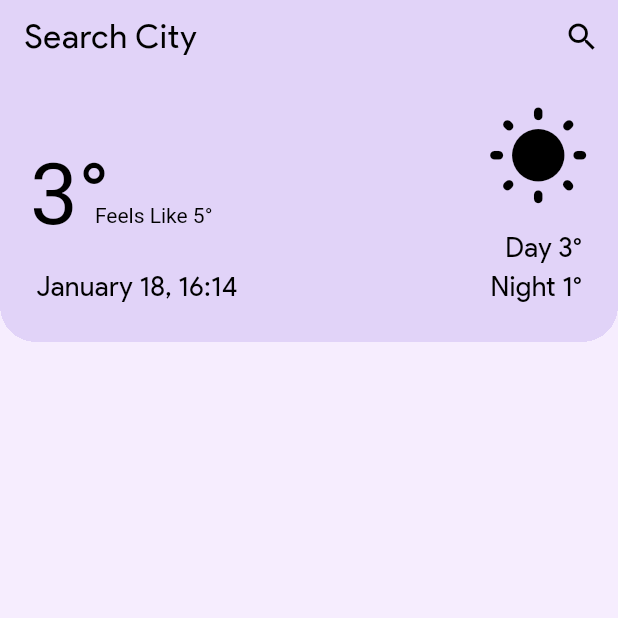
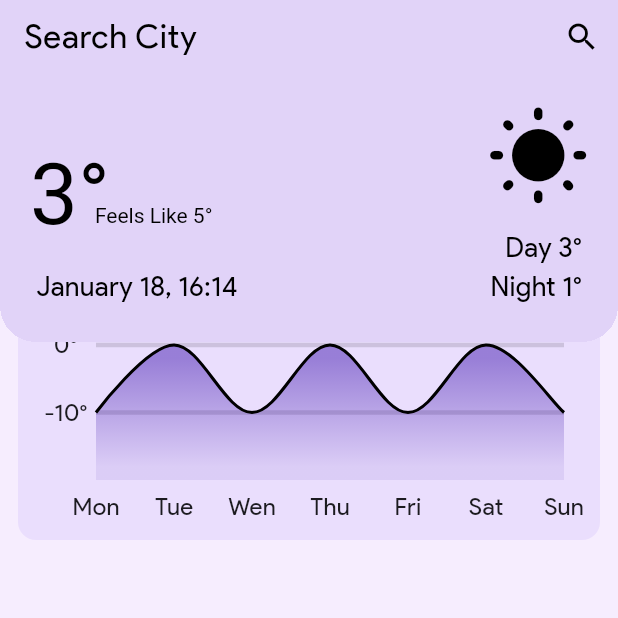
Before and after one commit to eatureide/github_client, a Flutter app: the screen it shows after launch, scrolled down 576 dp, on a phone screen of 412 x 824 dp, the top half of it. Run offline on Flutter 3.47's test engine with Material 3 defaults, Android fonts, the phone set to English and light mode, and no system bars; drawn by our look-alikes of fl_chart; our stand-ins replace dio, geolocator.

Commit message:
新增图表

```diff
--- /dev/null
+++ b/lib/component/curve.dart
@@ -0,0 +1,150 @@
+import 'package:fl_chart/fl_chart.dart';
+import 'package:flutter/material.dart';
+
+curveComponent() {
+  // 定义图表数据 (x, y)
+  List<FlSpot> spots = [
+    FlSpot(1, 1),
+    FlSpot(2, 2),
+    FlSpot(3, 1),
+    FlSpot(4, 2),
+    FlSpot(5, 1),
+    FlSpot(6, 2),
+    FlSpot(7, 1),
+  ];
+
+  List<String> week = ['Mon', 'Tue', 'Wen', 'Thu', 'Fri', 'Sat', 'Sun'];
+
+  return Container(
+    height: 220,
+    color: Colors.transparent,
+    child: LineChart(
+      duration: Duration(milliseconds: 1000), // 设置动画持续时间为 800ms
+      curve: Curves.easeInOut, // 设置动画曲线为缓入缓出
+      LineChartData(
+        // 1. 数据配置
+        lineBarsData: [
+          LineChartBarData(
+            spots: spots, // 使用上面定义的数据点
+            isCurved: true, // 启用曲线平滑效果
+            barWidth: 2, // 曲线宽度
+            color: Colors.black, // 曲线颜色
+            dotData: FlDotData(show: false), // 隐藏数据点上的小圆点
+            belowBarData: BarAreaData(
+              show: true,
+              gradient: LinearGradient(
+                stops: [0.1, 0.9], // 停止位置：
+                colors: [
+                  Color.fromARGB(110, 44, 0, 165), // 渐变起始颜色 (上方)
+                  Color.fromARGB(20, 44, 0, 165), // 渐变结束颜色 (下方)
+                ],
+                begin: Alignment.topCenter, // 渐变从顶部开始
+                end: Alignment.bottomCenter, // 渐变到底部结束
+              ),
+            ),
+          ),
+        ],
+
+        // 2. 标题/轴线配置 (重点修改这里)
+        titlesData: FlTitlesData(
+          // 隐藏顶部、底部和右侧标题
+          topTitles: AxisTitles(sideTitles: SideTitles(showTitles: false)),
+
+          rightTitles: AxisTitles(sideTitles: SideTitles(showTitles: false)),
+
+          bottomTitles: AxisTitles(
+            sideTitles: SideTitles(
+              showTitles: true,
+              reservedSize: 40,
+              getTitlesWidget: (value, meta) {
+                String text = '';
+                switch (value.toDouble()) {
+                  case 1:
+                    text = week[0];
+                    break;
+                  case 2:
+                    text = week[1];
+                    break;
+                  case 3:
+                    text = week[2];
+                    break;
+                  case 4:
+                    text = week[3];
+                    break;
+                  case 5:
+                    text = week[4];
+                    break;
+                  case 6:
+                    text = week[5];
+                    break;
+                  case 7:
+                    text = week[6];
+                    break;
+                }
+                return Padding(
+                  padding: EdgeInsets.only(top: 6),
+                  child: Text(
+                    text.toString(),
+                    style: TextStyle(fontSize: 16),
+                    textAlign: TextAlign.center,
+                  ),
+                );
+              },
+            ),
+          ),
+
+          // 左侧纵轴标题
+          leftTitles: AxisTitles(
+            sideTitles: SideTitles(
+              reservedSize: 40, // 为标签预留的宽度
+              showTitles: true, // 必须设置为 true 才能显示标签
+              getTitlesWidget: (value, meta) {
+                String text;
+                switch (value.toInt()) {
+                  case 1:
+                    text = '-10°';
+                    break;
+                  case 2:
+                    text = '0°';
+                    break;
+                  case 3:
+                    text = '10°';
+                    break;
+                  default:
+                    text = ''; // 其他数值不显示标签
+                    break;
+                }
+                return Text(
+                  text.toString(),
+                  style: TextStyle(fontSize: 16),
+                  textAlign: TextAlign.center,
+                );
+              },
+            ),
+          ),
+        ),
+
+        // 3. 边框配置
+        borderData: FlBorderData(show: false),
+
+        // 4. 网格线配置
+        gridData: FlGridData(
+          show: true,
+          drawVerticalLine: false,
+          drawHorizontalLine: true,
+          // 可选：进一步自定义水平网格线样式
+          getDrawingHorizontalLine: (value) {
+            return FlLine(
+              color: Color.fromARGB(255, 204, 193, 221), // 线的颜色
+              strokeWidth: 3, // 线的粗细
+            );
+          },
+        ),
+
+        // 5. 范围配置 (可选，如果不设置，fl_chart会根据数据自动调整)
+        minY: 0,
+        maxY: 4,
+      ),
+    ),
+  );
+}
--- a/lib/main.dart
+++ b/lib/main.dart
@@ -35,9 +35,9 @@ class MyApp extends StatelessWidget {
       themeMode: ThemeMode.light, // 跟随系统
       initialRoute: '/weather',
       routes: {
-        '/': (context) => HomeScreen(),
+        // '/': (context) => HomeScreen(),
         '/weather': (context) => WeatherScreen(),
-        '/sticky': (context) => StickyHeaderExample(),
+        // '/sticky': (context) => SimpleWeatherChart(),
       },
     );
   }
--- a/lib/routers/weather_screen.dart
+++ b/lib/routers/weather_screen.dart
@@ -1,6 +1,7 @@
 import 'package:flutter/material.dart';
 import 'package:github_clint_app/theme.dart';
 import 'package:flutter/cupertino.dart';
+import '../component/curve.dart';
 
 // 继承自 SliverPersistentHeaderDelegate 的类，用于实现 Header 的布局和变化逻辑
 class StickyHeaderDelegate extends SliverPersistentHeaderDelegate {
@@ -51,12 +52,14 @@ class _WeatherScreen extends State<WeatherScreen> {
   ScrollController scrollviewController = ScrollController();
   double statusBarHeight = 0;
   int pageNavBarIndex = 0;
+
+  // 当前滚动位置
+  double currentOffset = 0;
+
+  // 头部字体颜色
   Color curTempColor = Colors.white;
   Color curTempColorBlack = Colors.black;
   Color curTempColorWhite = Colors.white;
-
-  // 当前滚动位置
-  double currentOffset = 0;
 
   // 背景图当前透明度
   double headerBackgroundOpacity = 1.0;
@@ -274,9 +277,7 @@ class _WeatherScreen extends State<WeatherScreen> {
             decoration: InputDecoration(
               border: InputBorder.none,
               hintText: 'Search City',
-              hintStyle: TextStyle(
-                color: curTempColor,
-              ),
+              hintStyle: TextStyle(color: curTempColor),
               filled: true,
               fillColor: Colors.transparent,
               suffixIcon: IconButton(
@@ -430,9 +431,6 @@ class _WeatherScreen extends State<WeatherScreen> {
           footerComponent(),
           pageNavBarComponentWrap(),
           currentWeatherComponent(),
-          // currentTimeComponent(),
-          // currentHighLowTempComponent(),
-          // pageNavBarComponentWrap(),
         ],
       ),
     );
@@ -572,6 +570,39 @@ class _WeatherScreen extends State<WeatherScreen> {
     );
   }
 
+  weatherCurveComponent() {
+    return Padding(
+      padding: EdgeInsets.fromLTRB(12, 0, 12, 0),
+      child: Container(
+        decoration: BoxDecoration(
+          color: cardColor,
+          borderRadius: BorderRadius.circular(12),
+        ),
+        padding: EdgeInsets.fromLTRB(12, 12, 24, 0),
+        child: Column(
+          children: [
+            Row(
+              children: [
+                Container(
+                  width: 28,
+                  height: 28,
+                  margin: EdgeInsets.only(right: 12),
+                  decoration: BoxDecoration(
+                    color: Colors.white,
+                    borderRadius: BorderRadius.circular(28),
+                  ),
+                  child: Icon(CupertinoIcons.calendar, size: 14),
+                ),
+                Text('Day forecast', style: TextStyle(fontSize: 14)),
+              ],
+            ),
+            curveComponent(),
+          ],
+        ),
+      ),
+    );
+  }
+
   @override
   Widget build(BuildContext context) {
     return Scaffold(
@@ -596,6 +627,8 @@ class _WeatherScreen extends State<WeatherScreen> {
                   pageNavBarComponent(),
                   SizedBox(height: 16, key: navBarKey),
                   detailComponent(),
+                  SizedBox(height: 16),
+                  weatherCurveComponent(),
                   SizedBox(height: 1000),
                 ],
               ),
--- a/pubspec.yaml
+++ b/pubspec.yaml
@@ -32,6 +32,7 @@ dependencies:
     sdk: flutter
 
   path_provider: ^2.1.1 # 使用当前最新版本
+  fl_chart: ^0.67.0 # 請使用最新版本
   # The following adds the Cupertino Icons font to your application.
   # Use with the CupertinoIcons class for iOS style icons.
   cupertino_icons: ^1.0.8
```
Also changed, not shown: lib/routers/sticky_screen.dart (+174 -96 lines), pubspec.lock.
